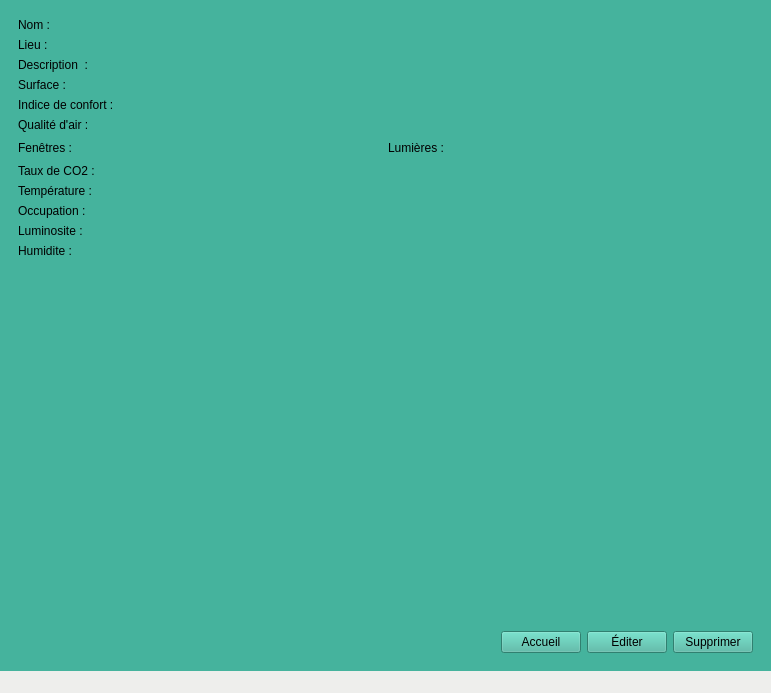
This is eco-classroom/ihmecoclassroom.ui in bts-lasalle-avignon-projets/eco-classroom-2022 as Qt 5 draws it before an edit. The edited form follows.
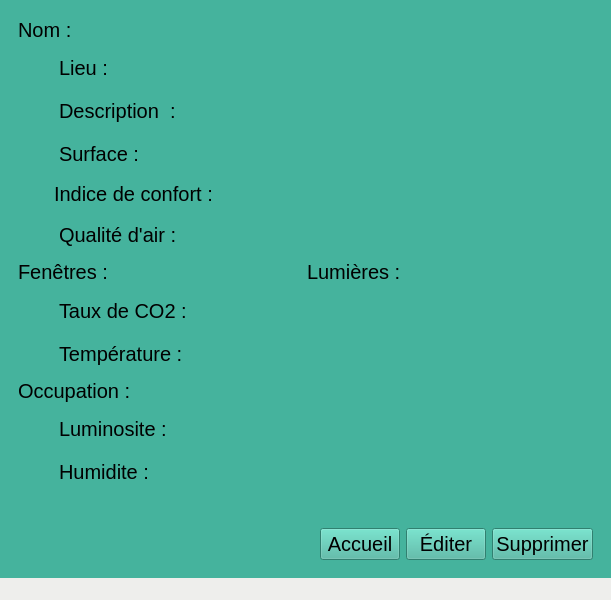
This is the edited form. Icons and pictures are not drawn.

Diff of the .ui file:
```diff
--- a/eco-classroom/ihmecoclassroom.ui
+++ b/eco-classroom/ihmecoclassroom.ui
@@ -6,8 +6,8 @@
    <rect>
     <x>0</x>
     <y>0</y>
-    <width>771</width>
-    <height>693</height>
+    <width>611</width>
+    <height>600</height>
    </rect>
   </property>
   <property name="windowTitle">
@@ -44,6 +44,9 @@
               <height>16777215</height>
              </size>
             </property>
+            <property name="styleSheet">
+             <string notr="true">font-size : 20px;</string>
+            </property>
             <property name="currentText">
              <string>Toutes</string>
             </property>
@@ -113,7 +116,11 @@
              </layout>
             </item>
             <item>
-             <widget class="QTableView" name="tableViewSalles"/>
+             <widget class="QTableView" name="tableViewSalles">
+              <property name="styleSheet">
+               <string notr="true">font-size : 20px;</string>
+              </property>
+             </widget>
             </item>
             <item>
              <layout class="QHBoxLayout" name="sallesLayout"/>
@@ -158,6 +165,9 @@
            <layout class="QHBoxLayout" name="horizontalLayoutNom">
             <item>
              <widget class="QLabel" name="labelNom">
+              <property name="styleSheet">
+               <string notr="true">font-size : 20px;</string>
+              </property>
               <property name="text">
                <string>Nom :</string>
               </property>
@@ -165,17 +175,74 @@
             </item>
             <item>
              <widget class="QLabel" name="labelNomSalle">
+              <property name="styleSheet">
+               <string notr="true">font-size : 20px;</string>
+              </property>
               <property name="text">
                <string/>
               </property>
              </widget>
             </item>
+            <item>
+             <spacer name="horizontalSpacer_3">
+              <property name="orientation">
+               <enum>Qt::Horizontal</enum>
+              </property>
+              <property name="sizeHint" stdset="0">
+               <size>
+                <width>40</width>
+                <height>20</height>
+               </size>
+              </property>
+             </spacer>
+            </item>
            </layout>
           </item>
+          <item>
+           <spacer name="verticalSpacer_13">
+            <property name="orientation">
+             <enum>Qt::Vertical</enum>
+            </property>
+            <property name="sizeHint" stdset="0">
+             <size>
+              <width>20</width>
+              <height>40</height>
+             </size>
+            </property>
+           </spacer>
+          </item>
           <item>
            <layout class="QHBoxLayout" name="horizontalLayoutLieu">
+            <item>
+             <widget class="QLabel" name="label_7">
+              <property name="minimumSize">
+               <size>
+                <width>35</width>
+                <height>35</height>
+               </size>
+              </property>
+              <property name="maximumSize">
+               <size>
+                <width>35</width>
+                <height>35</height>
+               </size>
+              </property>
+              <property name="text">
+               <string/>
+              </property>
+              <property name="pixmap">
+               <pixmap resource="ressources.qrc">:/images/lieu.png</pixmap>
+              </property>
+              <property name="scaledContents">
+               <bool>true</bool>
+              </property>
+             </widget>
+            </item>
             <item>
              <widget class="QLabel" name="labelLieu">
+              <property name="styleSheet">
+               <string notr="true">font-size : 20px;</string>
+              </property>
               <property name="text">
                <string>Lieu : </string>
               </property>
@@ -183,6 +250,9 @@
             </item>
             <item>
              <widget class="QLabel" name="labelLieuSalle">
+              <property name="styleSheet">
+               <string notr="true">font-size : 20px;</string>
+              </property>
               <property name="text">
                <string/>
               </property>
@@ -190,10 +260,51 @@
             </item>
            </layout>
           </item>
+          <item>
+           <spacer name="verticalSpacer_12">
+            <property name="orientation">
+             <enum>Qt::Vertical</enum>
+            </property>
+            <property name="sizeHint" stdset="0">
+             <size>
+              <width>20</width>
+              <height>40</height>
+             </size>
+            </property>
+           </spacer>
+          </item>
           <item>
            <layout class="QHBoxLayout" name="horizontalLayoutDescription">
+            <item>
+             <widget class="QLabel" name="label_9">
+              <property name="minimumSize">
+               <size>
+                <width>35</width>
+                <height>35</height>
+               </size>
+              </property>
+              <property name="maximumSize">
+               <size>
+                <width>35</width>
+                <height>35</height>
+               </size>
+              </property>
+              <property name="text">
+               <string/>
+              </property>
+              <property name="pixmap">
+               <pixmap resource="ressources.qrc">:/images/information.png</pixmap>
+              </property>
+              <property name="scaledContents">
+               <bool>true</bool>
+              </property>
+             </widget>
+            </item>
             <item>
              <widget class="QLabel" name="labelDescription">
+              <property name="styleSheet">
+               <string notr="true">font-size : 20px;</string>
+              </property>
               <property name="text">
                <string>Description  :</string>
               </property>
@@ -201,6 +312,9 @@
             </item>
             <item>
              <widget class="QLabel" name="labelDescriptionSalle">
+              <property name="styleSheet">
+               <string notr="true">font-size : 20px;</string>
+              </property>
               <property name="text">
                <string/>
               </property>
@@ -208,10 +322,51 @@
             </item>
            </layout>
           </item>
+          <item>
+           <spacer name="verticalSpacer_11">
+            <property name="orientation">
+             <enum>Qt::Vertical</enum>
+            </property>
+            <property name="sizeHint" stdset="0">
+             <size>
+              <width>20</width>
+              <height>40</height>
+             </size>
+            </property>
+           </spacer>
+          </item>
           <item>
            <layout class="QHBoxLayout" name="horizontalLayoutSurface">
+            <item>
+             <widget class="QLabel" name="label_8">
+              <property name="minimumSize">
+               <size>
+                <width>35</width>
+                <height>35</height>
+               </size>
+              </property>
+              <property name="maximumSize">
+               <size>
+                <width>35</width>
+                <height>35</height>
+               </size>
+              </property>
+              <property name="text">
+               <string/>
+              </property>
+              <property name="pixmap">
+               <pixmap resource="ressources.qrc">:/images/area.png</pixmap>
+              </property>
+              <property name="scaledContents">
+               <bool>true</bool>
+              </property>
+             </widget>
+            </item>
             <item>
              <widget class="QLabel" name="labelSurface">
+              <property name="styleSheet">
+               <string notr="true">font-size : 20px;</string>
+              </property>
               <property name="text">
                <string>Surface :</string>
               </property>
@@ -219,6 +374,9 @@
             </item>
             <item>
              <widget class="QLabel" name="labelSurfaceSalle">
+              <property name="styleSheet">
+               <string notr="true">font-size : 20px;</string>
+              </property>
               <property name="text">
                <string/>
               </property>
@@ -226,10 +384,51 @@
             </item>
            </layout>
           </item>
+          <item>
+           <spacer name="verticalSpacer_10">
+            <property name="orientation">
+             <enum>Qt::Vertical</enum>
+            </property>
+            <property name="sizeHint" stdset="0">
+             <size>
+              <width>20</width>
+              <height>40</height>
+             </size>
+            </property>
+           </spacer>
+          </item>
           <item>
            <layout class="QHBoxLayout" name="horizontalLayoutConfort">
+            <item>
+             <widget class="QLabel" name="label_6">
+              <property name="minimumSize">
+               <size>
+                <width>30</width>
+                <height>30</height>
+               </size>
+              </property>
+              <property name="maximumSize">
+               <size>
+                <width>30</width>
+                <height>30</height>
+               </size>
+              </property>
+              <property name="text">
+               <string/>
+              </property>
+              <property name="pixmap">
+               <pixmap resource="ressources.qrc">:/images/barometer.png</pixmap>
+              </property>
+              <property name="scaledContents">
+               <bool>true</bool>
+              </property>
+             </widget>
+            </item>
             <item>
              <widget class="QLabel" name="labelIndiceDeConfort">
+              <property name="styleSheet">
+               <string notr="true">font-size : 20px;</string>
+              </property>
               <property name="text">
                <string>Indice de confort :</string>
               </property>
@@ -237,6 +436,9 @@
             </item>
             <item>
              <widget class="QLabel" name="labelIndiceDeConfortSalle">
+              <property name="styleSheet">
+               <string notr="true">font-size : 20px;</string>
+              </property>
               <property name="text">
                <string/>
               </property>
@@ -244,10 +446,51 @@
             </item>
            </layout>
           </item>
+          <item>
+           <spacer name="verticalSpacer_9">
+            <property name="orientation">
+             <enum>Qt::Vertical</enum>
+            </property>
+            <property name="sizeHint" stdset="0">
+             <size>
+              <width>20</width>
+              <height>40</height>
+             </size>
+            </property>
+           </spacer>
+          </item>
           <item>
            <layout class="QHBoxLayout" name="horizontalLayoutAir">
+            <item>
+             <widget class="QLabel" name="label_5">
+              <property name="minimumSize">
+               <size>
+                <width>35</width>
+                <height>35</height>
+               </size>
+              </property>
+              <property name="maximumSize">
+               <size>
+                <width>35</width>
+                <height>35</height>
+               </size>
+              </property>
+              <property name="text">
+               <string/>
+              </property>
+              <property name="pixmap">
+               <pixmap resource="ressources.qrc">:/images/qualite-de-lair(2).png</pixmap>
+              </property>
+              <property name="scaledContents">
+               <bool>true</bool>
+              </property>
+             </widget>
+            </item>
             <item>
              <widget class="QLabel" name="labelAir">
+              <property name="styleSheet">
+               <string notr="true">font-size : 20px;</string>
+              </property>
               <property name="text">
                <string>Qualité d'air :</string>
               </property>
@@ -255,6 +498,9 @@
             </item>
             <item>
              <widget class="QLabel" name="labelAirSalle">
+              <property name="styleSheet">
+               <string notr="true">font-size : 20px;</string>
+              </property>
               <property name="text">
                <string/>
               </property>
@@ -262,10 +508,26 @@
             </item>
            </layout>
           </item>
+          <item>
+           <spacer name="verticalSpacer_8">
+            <property name="orientation">
+             <enum>Qt::Vertical</enum>
+            </property>
+            <property name="sizeHint" stdset="0">
+             <size>
+              <width>20</width>
+              <height>40</height>
+             </size>
+            </property>
+           </spacer>
+          </item>
           <item>
            <layout class="QHBoxLayout" name="horizontalLayoutEtat">
             <item>
              <widget class="QLabel" name="labelFenetres">
+              <property name="styleSheet">
+               <string notr="true">font-size : 20px;</string>
+              </property>
               <property name="text">
                <string>Fenêtres :</string>
               </property>
@@ -273,6 +535,9 @@
             </item>
             <item>
              <widget class="QLabel" name="labelFenetresSalle">
+              <property name="styleSheet">
+               <string notr="true">font-size : 20px;</string>
+              </property>
               <property name="text">
                <string/>
               </property>
@@ -293,6 +558,9 @@
             </item>
             <item>
              <widget class="QLabel" name="labelLumieres">
+              <property name="styleSheet">
+               <string notr="true">font-size : 20px;</string>
+              </property>
               <property name="text">
                <string>Lumières :</string>
               </property>
@@ -300,6 +568,9 @@
             </item>
             <item>
              <widget class="QLabel" name="labelLumieresSalle">
+              <property name="styleSheet">
+               <string notr="true">font-size : 20px;</string>
+              </property>
               <property name="text">
                <string/>
               </property>
@@ -320,10 +591,51 @@
             </item>
            </layout>
           </item>
+          <item>
+           <spacer name="verticalSpacer_6">
+            <property name="orientation">
+             <enum>Qt::Vertical</enum>
+            </property>
+            <property name="sizeHint" stdset="0">
+             <size>
+              <width>20</width>
+              <height>40</height>
+             </size>
+            </property>
+           </spacer>
+          </item>
           <item>
            <layout class="QHBoxLayout" name="horizontalLayoutTaux">
+            <item>
+             <widget class="QLabel" name="label_2">
+              <property name="minimumSize">
+               <size>
+                <width>35</width>
+                <height>35</height>
+               </size>
+              </property>
+              <property name="maximumSize">
+               <size>
+                <width>35</width>
+                <height>35</height>
+               </size>
+              </property>
+              <property name="text">
+               <string/>
+              </property>
+              <property name="pixmap">
+               <pixmap resource="ressources.qrc">:/images/co2.png</pixmap>
+              </property>
+              <property name="scaledContents">
+               <bool>true</bool>
+              </property>
+             </widget>
+            </item>
             <item>
              <widget class="QLabel" name="labelCo2">
+              <property name="styleSheet">
+               <string notr="true">font-size : 20px;</string>
+              </property>
               <property name="text">
                <string>Taux de CO2 : </string>
               </property>
@@ -331,6 +643,9 @@
             </item>
             <item>
              <widget class="QLabel" name="labelCo2Salle">
+              <property name="styleSheet">
+               <string notr="true">font-size : 20px;</string>
+              </property>
               <property name="text">
                <string/>
               </property>
@@ -338,10 +653,51 @@
             </item>
            </layout>
           </item>
+          <item>
+           <spacer name="verticalSpacer_5">
+            <property name="orientation">
+             <enum>Qt::Vertical</enum>
+            </property>
+            <property name="sizeHint" stdset="0">
+             <size>
+              <width>20</width>
+              <height>40</height>
+             </size>
+            </property>
+           </spacer>
+          </item>
           <item>
            <layout class="QHBoxLayout" name="horizontalLayoutTemperateur">
+            <item>
+             <widget class="QLabel" name="label">
+              <property name="minimumSize">
+               <size>
+                <width>35</width>
+                <height>35</height>
+               </size>
+              </property>
+              <property name="maximumSize">
+               <size>
+                <width>35</width>
+                <height>35</height>
+               </size>
+              </property>
+              <property name="text">
+               <string/>
+              </property>
+              <property name="pixmap">
+               <pixmap resource="ressources.qrc">:/images/celsius.png</pixmap>
+              </property>
+              <property name="scaledContents">
+               <bool>true</bool>
+              </property>
+             </widget>
+            </item>
             <item>
              <widget class="QLabel" name="labelTemperature">
+              <property name="styleSheet">
+               <string notr="true">font-size : 20px;</string>
+              </property>
               <property name="text">
                <string>Température : </string>
               </property>
@@ -349,6 +705,9 @@
             </item>
             <item>
              <widget class="QLabel" name="labelTemperatureSalle">
+              <property name="styleSheet">
+               <string notr="true">font-size : 20px;</string>
+              </property>
               <property name="text">
                <string/>
               </property>
@@ -356,10 +715,26 @@
             </item>
            </layout>
           </item>
+          <item>
+           <spacer name="verticalSpacer_14">
+            <property name="orientation">
+             <enum>Qt::Vertical</enum>
+            </property>
+            <property name="sizeHint" stdset="0">
+             <size>
+              <width>20</width>
+              <height>40</height>
+             </size>
+            </property>
+           </spacer>
+          </item>
           <item>
            <layout class="QHBoxLayout" name="horizontalLayout_2">
             <item>
              <widget class="QLabel" name="labelOccupation">
+              <property name="styleSheet">
+               <string notr="true">font-size : 20px;</string>
+              </property>
               <property name="text">
                <string>Occupation : </string>
               </property>
@@ -367,6 +742,9 @@
             </item>
             <item>
              <widget class="QLabel" name="labelOccupationSalle">
+              <property name="styleSheet">
+               <string notr="true">font-size : 20px;</string>
+              </property>
               <property name="text">
                <string/>
               </property>
@@ -374,10 +752,51 @@
             </item>
            </layout>
           </item>
+          <item>
+           <spacer name="verticalSpacer_3">
+            <property name="orientation">
+             <enum>Qt::Vertical</enum>
+            </property>
+            <property name="sizeHint" stdset="0">
+             <size>
+              <width>20</width>
+              <height>40</height>
+             </size>
+            </property>
+           </spacer>
+          </item>
           <item>
            <layout class="QHBoxLayout" name="horizontalLayout_3">
+            <item>
+             <widget class="QLabel" name="label_3">
+              <property name="minimumSize">
+               <size>
+                <width>35</width>
+                <height>35</height>
+               </size>
+              </property>
+              <property name="maximumSize">
+               <size>
+                <width>35</width>
+                <height>35</height>
+               </size>
+              </property>
+              <property name="text">
+               <string/>
+              </property>
+              <property name="pixmap">
+               <pixmap resource="ressources.qrc">:/images/luminosite.png</pixmap>
+              </property>
+              <property name="scaledContents">
+               <bool>true</bool>
+              </property>
+             </widget>
+            </item>
             <item>
              <widget class="QLabel" name="labelLuminosite">
+              <property name="styleSheet">
+               <string notr="true">font-size : 20px;</string>
+              </property>
               <property name="text">
                <string>Luminosite : </string>
               </property>
@@ -385,6 +804,9 @@
             </item>
             <item>
              <widget class="QLabel" name="labelLuminositeSalle">
+              <property name="styleSheet">
+               <string notr="true">font-size : 20px;</string>
+              </property>
               <property name="text">
                <string/>
               </property>
@@ -392,10 +814,51 @@
             </item>
            </layout>
           </item>
+          <item>
+           <spacer name="verticalSpacer_2">
+            <property name="orientation">
+             <enum>Qt::Vertical</enum>
+            </property>
+            <property name="sizeHint" stdset="0">
+             <size>
+              <width>20</width>
+              <height>40</height>
+             </size>
+            </property>
+           </spacer>
+          </item>
           <item>
            <layout class="QHBoxLayout" name="horizontalLayout_4">
+            <item>
+             <widget class="QLabel" name="label_4">
+              <property name="minimumSize">
+               <size>
+                <width>35</width>
+                <height>35</height>
+               </size>
+              </property>
+              <property name="maximumSize">
+               <size>
+                <width>35</width>
+                <height>35</height>
+               </size>
+              </property>
+              <property name="text">
+               <string/>
+              </property>
+              <property name="pixmap">
+               <pixmap resource="ressources.qrc">:/images/humidite.png</pixmap>
+              </property>
+              <property name="scaledContents">
+               <bool>true</bool>
+              </property>
+             </widget>
+            </item>
             <item>
              <widget class="QLabel" name="labelHumidite">
+              <property name="styleSheet">
+               <string notr="true">font-size : 20px;</string>
+              </property>
               <property name="text">
                <string>Humidite : </string>
               </property>
@@ -403,6 +866,9 @@
             </item>
             <item>
              <widget class="QLabel" name="labelHumiditeSalle">
+              <property name="styleSheet">
+               <string notr="true">font-size : 20px;</string>
+              </property>
               <property name="text">
                <string/>
               </property>
@@ -410,10 +876,26 @@
             </item>
            </layout>
           </item>
+          <item>
+           <spacer name="verticalSpacer">
+            <property name="orientation">
+             <enum>Qt::Vertical</enum>
+            </property>
+            <property name="sizeHint" stdset="0">
+             <size>
+              <width>20</width>
+              <height>40</height>
+             </size>
+            </property>
+           </spacer>
+          </item>
           <item>
            <layout class="QHBoxLayout" name="horizontalLayout">
             <item>
              <widget class="QLabel" name="labelHorodatage">
+              <property name="styleSheet">
+               <string notr="true">font-size : 20px;</string>
+              </property>
               <property name="text">
                <string/>
               </property>
@@ -451,6 +933,9 @@
             </item>
             <item>
              <widget class="QPushButton" name="buttonAccueil">
+              <property name="styleSheet">
+               <string notr="true">font-size : 20px;</string>
+              </property>
               <property name="text">
                <string>Accueil</string>
               </property>
@@ -458,6 +943,9 @@
             </item>
             <item>
              <widget class="QPushButton" name="buttonEditerSalle">
+              <property name="styleSheet">
+               <string notr="true">font-size : 20px;</string>
+              </property>
               <property name="text">
                <string>Éditer</string>
               </property>
@@ -465,6 +953,9 @@
             </item>
             <item>
              <widget class="QPushButton" name="buttonSupprimer">
+              <property name="styleSheet">
+               <string notr="true">font-size : 20px;</string>
+              </property>
               <property name="text">
                <string>Supprimer</string>
               </property>
@@ -497,6 +988,9 @@
             </item>
             <item>
              <widget class="QLabel" name="labelEdite">
+              <property name="styleSheet">
+               <string notr="true">font-size : 20px;</string>
+              </property>
               <property name="text">
                <string>Éditer les informations de la salle</string>
               </property>
@@ -504,6 +998,9 @@
             </item>
             <item>
              <widget class="QLabel" name="labelSalleNomEdite">
+              <property name="styleSheet">
+               <string notr="true">font-size : 20px;</string>
+              </property>
               <property name="text">
                <string/>
               </property>
@@ -528,13 +1025,20 @@
            <layout class="QHBoxLayout" name="horizontalLayoutNomEdite">
             <item>
              <widget class="QLabel" name="labelNomEdite">
+              <property name="styleSheet">
+               <string notr="true">font-size : 20px;</string>
+              </property>
               <property name="text">
                <string>Nom : </string>
               </property>
              </widget>
             </item>
             <item>
-             <widget class="QLineEdit" name="lineEditNom"/>
+             <widget class="QLineEdit" name="lineEditNom">
+              <property name="styleSheet">
+               <string notr="true">font-size : 20px;</string>
+              </property>
+             </widget>
             </item>
             <item>
              <spacer name="horizontalSpacer_13">
@@ -555,13 +1059,20 @@
            <layout class="QHBoxLayout" name="horizontalLayoutLieuEdite">
             <item>
              <widget class="QLabel" name="labelLieuEdite">
+              <property name="styleSheet">
+               <string notr="true">font-size : 20px;</string>
+              </property>
               <property name="text">
                <string>Lieu : </string>
               </property>
              </widget>
             </item>
             <item>
-             <widget class="QLineEdit" name="lineEditLieu"/>
+             <widget class="QLineEdit" name="lineEditLieu">
+              <property name="styleSheet">
+               <string notr="true">font-size : 20px;</string>
+              </property>
+             </widget>
             </item>
             <item>
              <spacer name="horizontalSpacer_14">
@@ -582,13 +1093,20 @@
            <layout class="QHBoxLayout" name="horizontalLayoutDescriptionEdite">
             <item>
              <widget class="QLabel" name="labelDescriptionEdite">
+              <property name="styleSheet">
+               <string notr="true">font-size : 20px;</string>
+              </property>
               <property name="text">
                <string>Description : </string>
               </property>
              </widget>
             </item>
             <item>
-             <widget class="QLineEdit" name="lineEditDescription"/>
+             <widget class="QLineEdit" name="lineEditDescription">
+              <property name="styleSheet">
+               <string notr="true">font-size : 20px;</string>
+              </property>
+             </widget>
             </item>
             <item>
              <spacer name="horizontalSpacer_15">
@@ -609,13 +1127,20 @@
            <layout class="QHBoxLayout" name="horizontalLayoutSurfaceEdite">
             <item>
              <widget class="QLabel" name="labelSurfaceEdite">
+              <property name="styleSheet">
+               <string notr="true">font-size : 20px;</string>
+              </property>
               <property name="text">
                <string>Surface : </string>
               </property>
              </widget>
             </item>
             <item>
-             <widget class="QLineEdit" name="lineEditSurface"/>
+             <widget class="QLineEdit" name="lineEditSurface">
+              <property name="styleSheet">
+               <string notr="true">font-size : 20px;</string>
+              </property>
+             </widget>
             </item>
             <item>
              <spacer name="horizontalSpacer_16">
@@ -662,6 +1187,9 @@
             </item>
             <item>
              <widget class="QLabel" name="labelEtat">
+              <property name="styleSheet">
+               <string notr="true">font-size : 20px;</string>
+              </property>
               <property name="text">
                <string/>
               </property>
@@ -682,6 +1210,9 @@
             </item>
             <item>
              <widget class="QPushButton" name="buttonValiderEdition">
+              <property name="styleSheet">
+               <string notr="true">font-size : 20px;</string>
+              </property>
               <property name="text">
                <string>Valider</string>
               </property>
@@ -689,6 +1220,9 @@
             </item>
             <item>
              <widget class="QPushButton" name="buttonAnnulerEdition">
+              <property name="styleSheet">
+               <string notr="true">font-size : 20px;</string>
+              </property>
               <property name="text">
                <string>Annuler</string>
               </property>
@@ -709,7 +1243,7 @@
     <rect>
      <x>0</x>
      <y>0</y>
-     <width>771</width>
+     <width>611</width>
      <height>22</height>
     </rect>
    </property>
```
Left out of the diff: 4 changed lines with no effect on the pictures.
